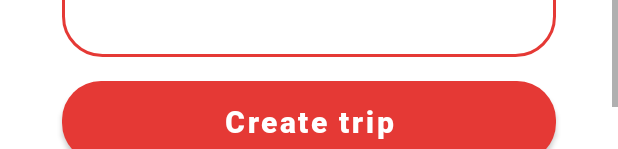
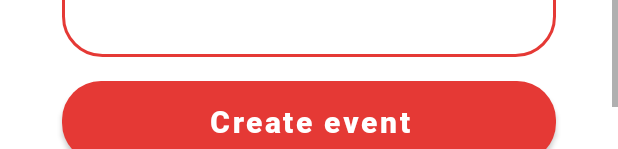
Before and after one commit to LuisPalencia/TraveLink, an Android app: the layout layout_form_create_event.xml on its own in the app's theme, with its tools: preview values and no code run, on a phone screen of 412 x 824 dp. Shown: the part 1087-1236 px from the top of the screen. Run offline under Robolectric (Android 15) with nearby library versions, the phone set to English and light mode, and no system bars; plain views replace CurrencyEditText.

Commit message:
[FIX] - Fixed string button

```diff
--- a/app/src/main/res/layout/layout_form_create_event.xml
+++ b/app/src/main/res/layout/layout_form_create_event.xml
@@ -192,7 +192,7 @@
             android:layout_height="54dp"
             android:layout_marginTop="16dp"
             android:background="@drawable/rectangle_borders_rounded_red_fill"
-            android:text="@string/create_trip"
+            android:text="@string/create_event"
             android:textAllCaps="false"
             android:textColor="@color/white"
             android:textSize="20sp"
```
